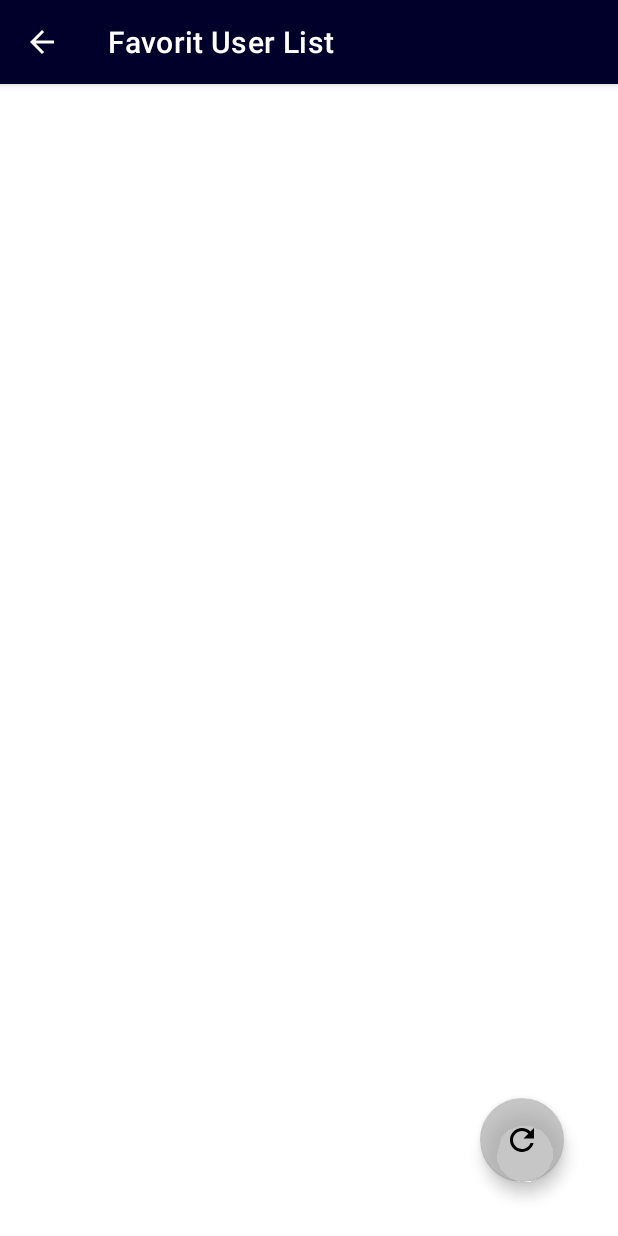
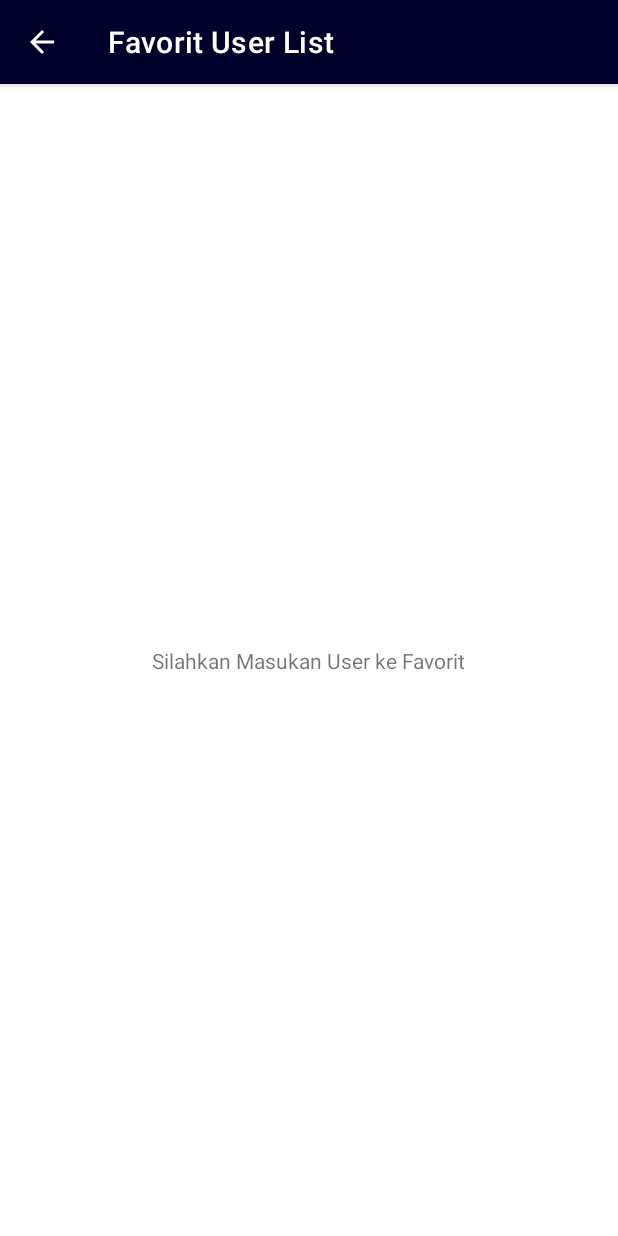
Before and after one commit to erdiansyah-me/GithubUserS2, an Android app: the screen it shows after launch (FavoritActivity), after a tap on "favorite", on a phone screen of 412 x 824 dp. Run offline under Robolectric (Android 15) with nearby library versions, the phone set to English and light mode, and no system bars; our stand-ins replace Room's generated code; 1 other tap on this screen came first.

Commit message:
update favorit activity menjadi otomatis update list ketika kembali ke activity, serta menambahkan view state yang memberitahu pengguna saat list kosong

```diff
--- a/app/src/main/java/com/erdiansyah/githubusers2/data/MainViewModel.kt
+++ b/app/src/main/java/com/erdiansyah/githubusers2/data/MainViewModel.kt
@@ -7,6 +7,7 @@ import kotlinx.coroutines.launch
 import retrofit2.Call
 import retrofit2.Response
 import retrofit2.Callback
+import kotlin.math.log
 
 class MainViewModel(
     private val preferences: ThemeSettingPreferences
@@ -19,25 +20,46 @@ class MainViewModel(
     private val _isLoading = MutableLiveData<Boolean>()
     val isLoading: LiveData<Boolean> = _isLoading
 
+    private val _viewState = MutableLiveData(ViewState.default)
+    val viewState: LiveData<ViewState> = _viewState
+
+    enum class ViewState {
+        empty,
+        default,
+        avail,
+        failure,
+        queryEmpty
+    }
+
     fun searchUser(login: String){
+        if (login.isEmpty()) {
+            _viewState.value = ViewState.default
+        }
         _isLoading.value = true
         val client = ApiConfig.getApiService().getUser(login)
         client.enqueue(object : Callback<UserResponse> {
             override fun onResponse(call: Call<UserResponse>, response: Response<UserResponse>) {
                 _isLoading.value = false
+                _viewState.value = ViewState.avail
                 if (response.isSuccessful) {
                     _userList.value = response.body()?.items
+                    if (response.body()?.totalCount == 0) {
+                        _viewState.value = ViewState.empty
+                    }
                 } else {
                     Log.e(TAG, "onFailure: ${response.message()}")
+                    _viewState.value = ViewState.queryEmpty
                 }
             }
 
             override fun onFailure(call: Call<UserResponse>, t: Throwable) {
                 _isLoading.value = false
                 Log.e(TAG, "onFailure: ${t.message}")
+                _viewState.value = ViewState.failure
             }
         })
     }
+
 
     fun getTheme(): LiveData<Boolean> = preferences.getTheme().asLiveData()
 
--- a/app/src/main/java/com/erdiansyah/githubusers2/presenter/FavoritActivity.kt
+++ b/app/src/main/java/com/erdiansyah/githubusers2/presenter/FavoritActivity.kt
@@ -23,6 +23,7 @@ class FavoritActivity : AppCompatActivity() {
     private lateinit var rvUser: RecyclerView
     private val viewModel : SharedViewModel by viewModels()
     private val list =  ArrayList<ItemsItem>()
+    private lateinit var adapter: UserListAdapter
 
     override fun onCreate(savedInstanceState: Bundle?) {
         super.onCreate(savedInstanceState)
@@ -31,7 +32,7 @@ class FavoritActivity : AppCompatActivity() {
         supportActionBar?.title = getString(R.string.favorit_page)
         supportActionBar?.setDisplayHomeAsUpEnabled(true)
         rvUser= binding.rvUserListFav
-        val adapter = UserListAdapter(list)
+        adapter = UserListAdapter(list)
         rvUser.adapter = adapter
 
         viewModel.isLoading.observe(this){
@@ -42,13 +43,7 @@ class FavoritActivity : AppCompatActivity() {
             adapter.setUserList(listFavUser)
             visibleLoading(false)
         }
-        binding.fabRefreshFav.setOnClickListener{
-            finish()
-            overridePendingTransition(0, 0)
-            startActivity(intent)
-            overridePendingTransition(0, 0)
-            Toast.makeText(applicationContext,"Refresh Halaman",Toast.LENGTH_SHORT).show()
-        }
+
         rvUser.setHasFixedSize(true)
         if (applicationContext.resources.configuration.orientation == Configuration.ORIENTATION_LANDSCAPE) {
             rvUser.layoutManager = GridLayoutManager(this, 2)
@@ -60,6 +55,15 @@ class FavoritActivity : AppCompatActivity() {
                 showUserDetail(data)
             }
         })
+    }
+
+    override fun onResume() {
+        viewModel.getUser().observe(this){
+            val listFavUser = listToArrayList(it)
+            adapter.setUserList(listFavUser)
+            visibleLoading(false)
+        }
+        super.onResume()
     }
 
     override fun onOptionsItemSelected(item: MenuItem): Boolean {
@@ -81,6 +85,11 @@ class FavoritActivity : AppCompatActivity() {
             )
             listFavUser.add(convertedUserList)
         }
+        if (listFavUser.size == 0){
+            binding.tvFavoritEmpty.visibility = View.VISIBLE
+        } else {
+            binding.tvFavoritEmpty.visibility = View.GONE
+        }
         return listFavUser
     }
     private fun showUserDetail(user: ItemsItem){
--- a/app/src/main/java/com/erdiansyah/githubusers2/presenter/MainActivity.kt
+++ b/app/src/main/java/com/erdiansyah/githubusers2/presenter/MainActivity.kt
@@ -77,6 +77,9 @@ class MainActivity : AppCompatActivity() {
         viewModel.isLoading.observe(this){
             visibleLoading(it)
         }
+        viewModel.viewState.observe(this){
+            visibleTextUserNotFound(it)
+        }
         adapter.setOnItemClickListener(object: UserListAdapter.OnItemClickListener{
             override fun onItemClicked(data: ItemsItem) {
                 showUserDetail(data)
@@ -87,10 +90,39 @@ class MainActivity : AppCompatActivity() {
     private fun visibleLoading(isLoading: Boolean){
         binding.progressBar.visibility = if (isLoading) View.VISIBLE else View.GONE
     }
+
+    private fun visibleTextUserNotFound(viewState: MainViewModel.ViewState) {
+        when (viewState) {
+            MainViewModel.ViewState.empty -> {
+                binding.tvUserSearchStarter.text = getString(R.string.search_user_notfound)
+                binding.tvUserSearchStarter.visibility =  View.VISIBLE
+                binding.rvUser.visibility = View.GONE
+            }
+            MainViewModel.ViewState.avail -> {
+                binding.tvUserSearchStarter.visibility =  View.GONE
+                binding.rvUser.visibility = View.VISIBLE
+            }
+            MainViewModel.ViewState.default -> {
+                binding.tvUserSearchStarter.visibility =  View.VISIBLE
+                binding.rvUser.visibility = View.GONE
+            }
+            MainViewModel.ViewState.failure -> {
+                binding.tvUserSearchStarter.text = getString(R.string.search_user_failure)
+                binding.tvUserSearchStarter.visibility = View.VISIBLE
+                binding.rvUser.visibility = View.GONE
+            }
+            MainViewModel.ViewState.queryEmpty -> {
+                binding.tvUserSearchStarter.text = getString(R.string.search_user_query_empty)
+                binding.tvUserSearchStarter.visibility = View.VISIBLE
+                binding.rvUser.visibility = View.GONE
+            }
+        }
+
+    }
+
     private fun searchUser(){
         binding.apply {
             val searchQuery = edtSearchUser.text.toString()
-            if (searchQuery.isEmpty()) return
             visibleLoading(true)
             viewModel.searchUser(searchQuery)
         }
--- a/app/src/main/res/layout/activity_favorit.xml
+++ b/app/src/main/res/layout/activity_favorit.xml
@@ -27,15 +27,15 @@
         app:layout_constraintTop_toTopOf="parent"
         tools:visibility="visible" />
 
-    <com.google.android.material.floatingactionbutton.FloatingActionButton
-        android:id="@+id/fab_refresh_fav"
+    <TextView
+        android:id="@+id/tv_favorit_empty"
         android:layout_width="wrap_content"
         android:layout_height="wrap_content"
-        android:layout_marginEnd="36dp"
-        android:layout_marginBottom="36dp"
+        android:text="@string/favorit_user_empty"
+        android:visibility="gone"
         app:layout_constraintBottom_toBottomOf="parent"
         app:layout_constraintEnd_toEndOf="parent"
-        app:fabSize="normal"
-        android:src="@drawable/ic_baseline_refresh_24"
-        android:contentDescription="@string/refresh_page"/>
+        app:layout_constraintStart_toStartOf="parent"
+        app:layout_constraintTop_toTopOf="parent"
+        tools:visibility="visible"/>
 </androidx.constraintlayout.widget.ConstraintLayout>
--- a/app/src/main/res/values/strings.xml
+++ b/app/src/main/res/values/strings.xml
@@ -23,6 +23,12 @@
     <string name="favorite">favorite</string>
     <string name="light_theme">light theme</string>
     <string name="dark_theme">dark theme</string>
-    <string name="floating_add_favorite">floating add favorit button</string>
-    <string name="refresh_page">Refresh Page</string>
+    <string name="favorit_user_empty">Silahkan Masukan User ke Favorit</string>
+    <string name="search_user_starter">Silahkan Lakukan Pencarian</string>
+    <string name="search_user_notfound">User Tidak Ditemukan</string>
+    <string name="search_user_failure">Terjadi Kesalahan\nSilahkan Coba Kembali</string>
+    <string name="search_user_query_empty">Silahkan Masukkan Keyword Pencarian</string>
+    <string name="follState">Foll</string>
+    <string name="Follower_empty">Tidak Ada Followers</string>
+    <string name="Following_empty">Tidak Ada Following</string>
 </resources>
```
Also changed, not shown: app/src/main/java/com/erdiansyah/githubusers2/presenter/UseListFragment.kt (+11 -0 lines), app/src/main/res/layout/activity_main.xml (+15 -1 lines), app/src/main/res/layout/fragment_user_list.xml (+15 -1 lines).
